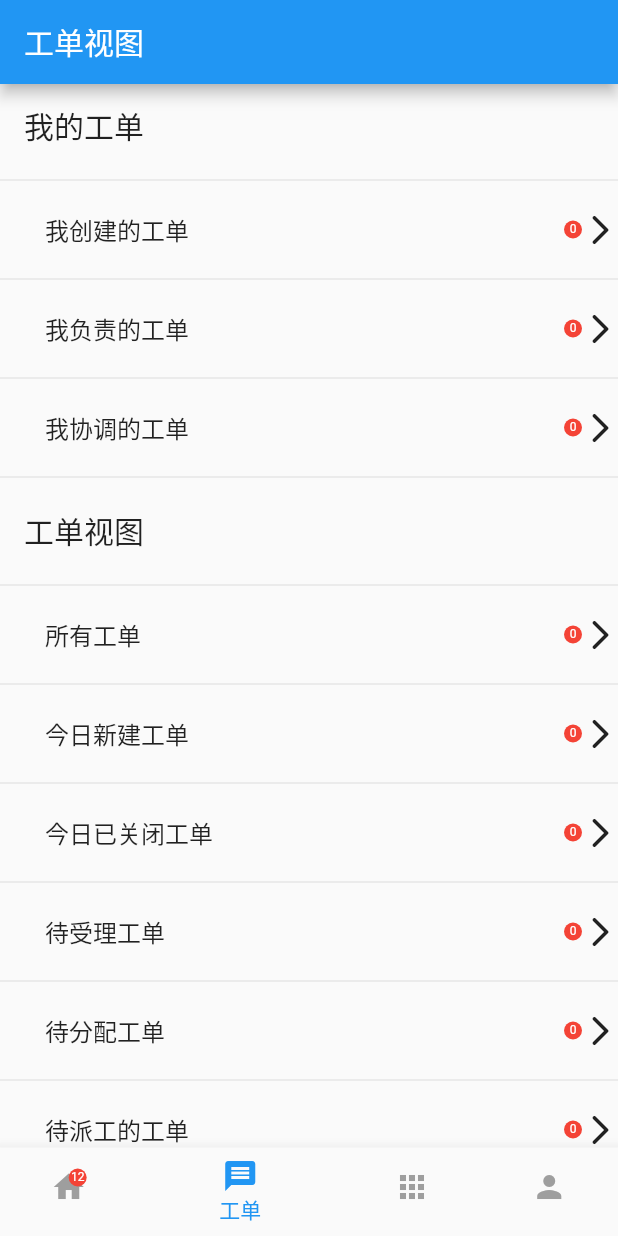
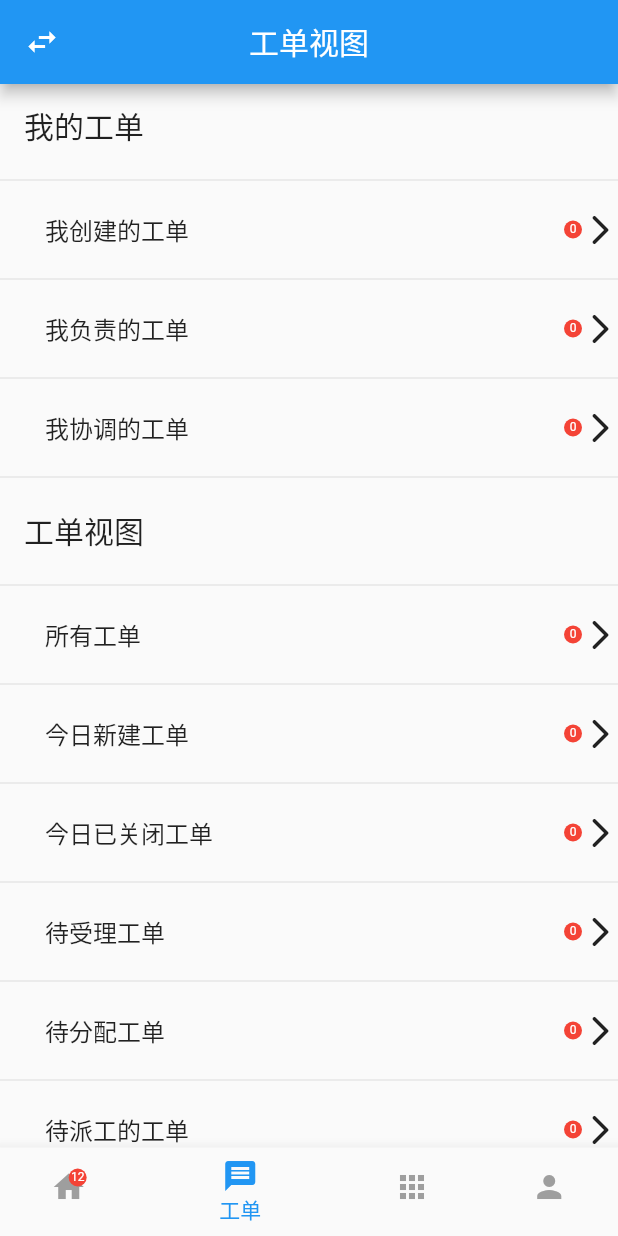
Before and after one commit to HFUTwaibaoxiaodui/front_end, a Flutter app: the screen it shows after launch, item 2 of the bottom bar chosen, on a phone screen of 412 x 824 dp. Run offline on Flutter 3.47's test engine with Material 2 defaults, Android fonts, the phone set to English and light mode, and no system bars; our stand-ins replace fluttertoast.

Commit message:
合代码

```diff
--- a/lib/homepage/Mine.dart
+++ b/lib/homepage/Mine.dart
@@ -5,6 +5,12 @@ class MinePage extends StatelessWidget {
   Widget build(BuildContext context) {
     return Scaffold(
       appBar: AppBar(
+        leading: GestureDetector(child: Icon(Icons.swap_horiz),onTap: (){
+          // Navigator.push(context, MaterialPageRoute(builder: (_) {
+          //   return DetailPage();
+          // }));
+        },),
+        centerTitle: true,
         title: Text("我的"),
       ),
       body: Center(
--- a/lib/homepage/Work_Order.dart
+++ b/lib/homepage/Work_Order.dart
@@ -48,6 +48,12 @@ class _WorkOrderPage extends State<WorkOrderPage> {
     }
     return Scaffold(
       appBar: AppBar(
+        leading: GestureDetector(child: Icon(Icons.swap_horiz),onTap: (){
+          // Navigator.push(context, MaterialPageRoute(builder: (_) {
+          //   return DetailPage();
+          // }));
+        },),
+        centerTitle: true,
         title: Text("工单视图"),
       ),
       body: new Scrollbar(
@@ -126,9 +132,7 @@ class _WorkOrderPage extends State<WorkOrderPage> {
               child: Row(
                 mainAxisAlignment: MainAxisAlignment.end,
                 children: [
-                  Positioned(
-                    right: 0,
-                    child: Container(
+                     Container(
                       padding: EdgeInsets.all(1),
                       decoration: BoxDecoration(
                         color: Colors.red,
@@ -147,7 +151,6 @@ class _WorkOrderPage extends State<WorkOrderPage> {
                         textAlign: TextAlign.center,
                       ),
                     ),
-                  ),
                   Icon(Icons.arrow_forward_ios_rounded),
                 ],
               ),
```
Also changed, not shown: lib/homepage/Apply.dart (+7 -0 lines), lib/homepage/Home_Page.dart (+24 -0 lines), lib/routes/message.dart (added, +16 -0 lines).
